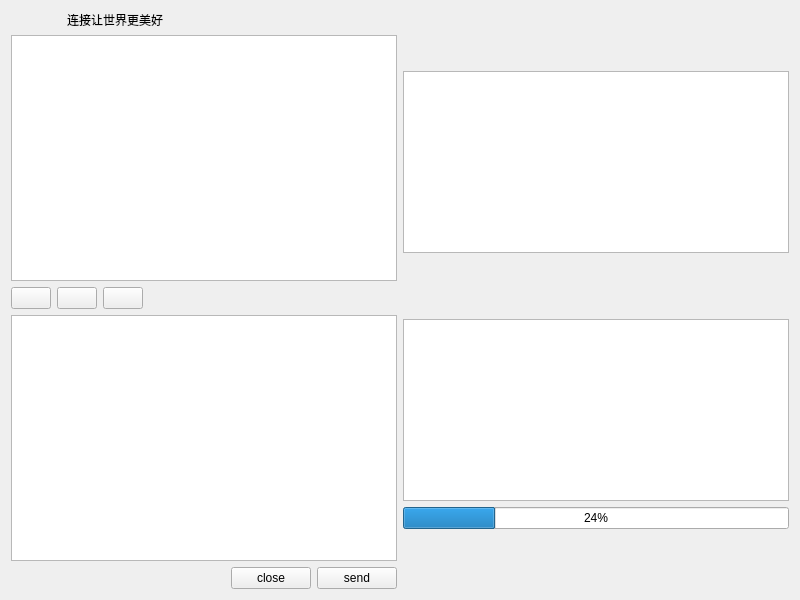
The window that Qt-IM/chat.ui (XiaoZheng2003/BIT-QT-IM) describes before a commit, drawn with Qt 5.
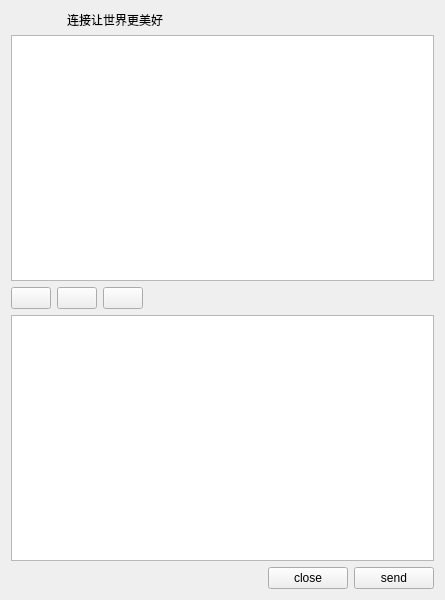
The same window after the commit. Icons and pictures are not drawn.

The edit to the form file:
```diff
--- a/Qt-IM/chat.ui
+++ b/Qt-IM/chat.ui
@@ -6,7 +6,7 @@
    <rect>
     <x>0</x>
     <y>0</y>
-    <width>800</width>
+    <width>445</width>
     <height>600</height>
    </rect>
   </property>
@@ -15,13 +15,13 @@
   </property>
   <layout class="QHBoxLayout" name="horizontalLayout_5">
    <item>
-    <layout class="QHBoxLayout" name="horizontalLayout_4" stretch="0,0">
+    <layout class="QHBoxLayout" name="horizontalLayout_4" stretch="0">
      <item>
       <layout class="QVBoxLayout" name="verticalLayout" stretch="0,0,0,0,0">
        <item>
         <layout class="QHBoxLayout" name="horizontalLayout">
          <item>
-          <widget class="QLabel" name="label">
+          <widget class="QLabel" name="logo">
            <property name="maximumSize">
             <size>
              <width>50</width>
@@ -52,7 +52,7 @@
           </widget>
          </item>
          <item>
-          <widget class="QLabel" name="label_2">
+          <widget class="QLabel" name="label">
            <property name="text">
             <string>连接让世界更美好</string>
            </property>
@@ -61,7 +61,7 @@
         </layout>
        </item>
        <item>
-        <widget class="QPlainTextEdit" name="plainTextEdit"/>
+        <widget class="QTextBrowser" name="messageTextBrowser"/>
        </item>
        <item>
         <layout class="QHBoxLayout" name="horizontalLayout_2">
@@ -114,7 +114,7 @@
         </layout>
        </item>
        <item>
-        <widget class="QPlainTextEdit" name="plainTextEdit_2"/>
+        <widget class="QTextEdit" name="messageTextEdit"/>
        </item>
        <item>
         <layout class="QHBoxLayout" name="horizontalLayout_3">
@@ -149,62 +149,6 @@
        </item>
       </layout>
      </item>
-     <item>
-      <layout class="QVBoxLayout" name="verticalLayout_2" stretch="1,3,1,3,1,1">
-       <item>
-        <spacer name="verticalSpacer">
-         <property name="orientation">
-          <enum>Qt::Vertical</enum>
-         </property>
-         <property name="sizeHint" stdset="0">
-          <size>
-           <width>20</width>
-           <height>40</height>
-          </size>
-         </property>
-        </spacer>
-       </item>
-       <item>
-        <widget class="QPlainTextEdit" name="plainTextEdit_3"/>
-       </item>
-       <item>
-        <spacer name="verticalSpacer_3">
-         <property name="orientation">
-          <enum>Qt::Vertical</enum>
-         </property>
-         <property name="sizeHint" stdset="0">
-          <size>
-           <width>20</width>
-           <height>40</height>
-          </size>
-         </property>
-        </spacer>
-       </item>
-       <item>
-        <widget class="QPlainTextEdit" name="plainTextEdit_4"/>
-       </item>
-       <item>
-        <widget class="QProgressBar" name="progressBar">
-         <property name="value">
-          <number>24</number>
-         </property>
-        </widget>
-       </item>
-       <item>
-        <spacer name="verticalSpacer_2">
-         <property name="orientation">
-          <enum>Qt::Vertical</enum>
-         </property>
-         <property name="sizeHint" stdset="0">
-          <size>
-           <width>20</width>
-           <height>40</height>
-          </size>
-         </property>
-        </spacer>
-       </item>
-      </layout>
-     </item>
     </layout>
    </item>
   </layout>
```
Left out of the diff: 2 changed lines with no effect on the pictures.
